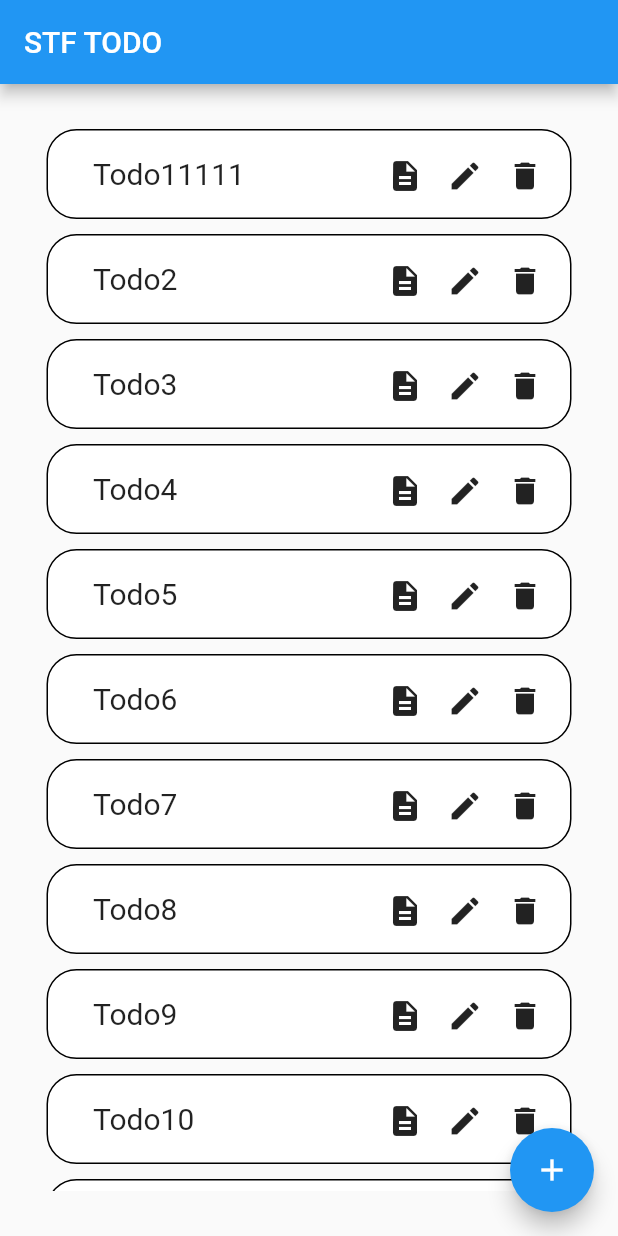
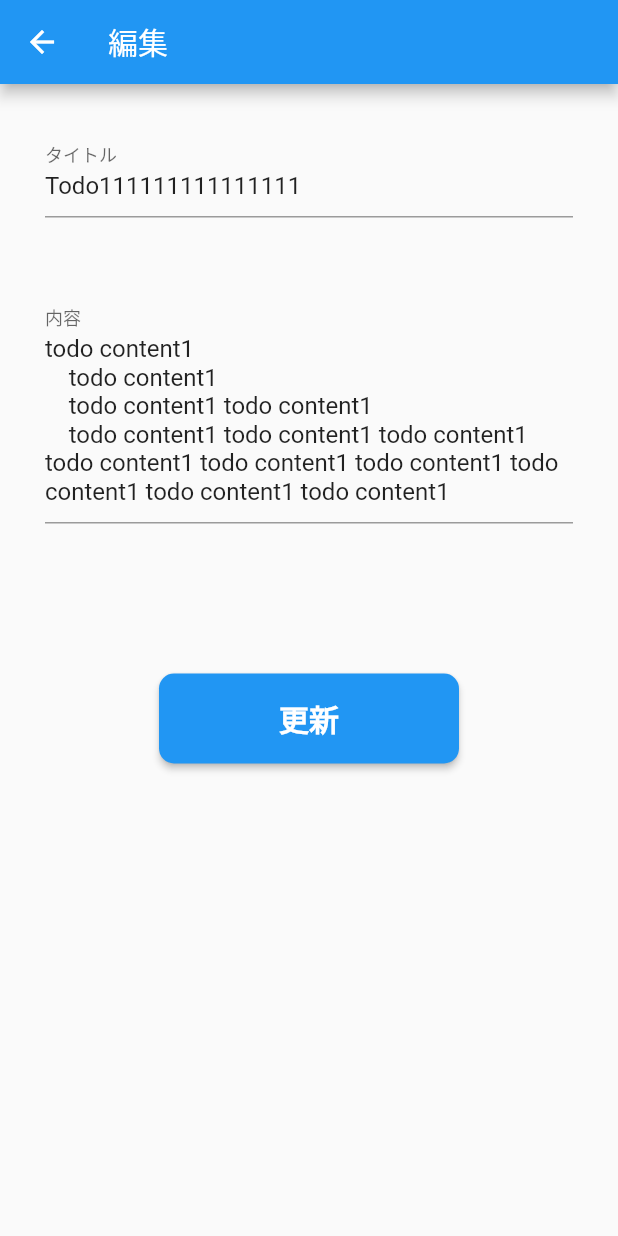
Before and after one commit to YukiOnishi1129/flutter_stf_todo_sample, a Flutter app: the screen it shows after launch, after a tap on the "edit" icon, on a phone screen of 412 x 824 dp. Run offline on Flutter 3.47's test engine with Material 2 defaults, Android fonts, the phone set to English and light mode, and no system bars.

Commit message:
ボタン作成

```diff
--- a/lib/screen/todo_list_screen.dart
+++ b/lib/screen/todo_list_screen.dart
@@ -1,6 +1,7 @@
 import 'package:flutter/material.dart';
 import 'package:flutter_stf_todo_sample/constants/data.dart';
 import 'package:flutter_stf_todo_sample/screen/todo_detail_screen.dart';
+import 'package:flutter_stf_todo_sample/screen/todo_update_screen.dart';
 
 import '../model/todo_model.dart';
 
@@ -87,7 +88,15 @@ class _TodoListScreenState extends State<TodoListScreen> {
                             width: 40,
                             child: IconButton(
                               icon: const Icon(Icons.edit),
-                              onPressed: () {},
+                              onPressed: () {
+                                Navigator.push(
+                                  context,
+                                  MaterialPageRoute(
+                                    builder: (context) => TodoUpdateScreen(
+                                        todoDetail: todoList[index]),
+                                  ),
+                                );
+                              },
                             ),
                           ),
                           SizedBox(
--- a/lib/screen/todo_update_screen.dart
+++ b/lib/screen/todo_update_screen.dart
@@ -0,0 +1,86 @@
+import 'package:flutter/material.dart';
+
+import '../model/todo_model.dart';
+
+class TodoUpdateScreen extends StatefulWidget {
+  final Todo todoDetail;
+  const TodoUpdateScreen({Key? key, required this.todoDetail})
+      : super(key: key);
+
+  @override
+  State<TodoUpdateScreen> createState() => _TodoUpdateScreenState();
+}
+
+class _TodoUpdateScreenState extends State<TodoUpdateScreen> {
+  @override
+  Widget build(BuildContext context) {
+    //  入力値の定義
+    final TextEditingController titleController =
+        TextEditingController(text: widget.todoDetail.title);
+    final TextEditingController contentsController =
+        TextEditingController(text: widget.todoDetail.content);
+
+    return Scaffold(
+      appBar: AppBar(
+        title: const Text('編集'),
+      ),
+      body: Container(
+        padding: const EdgeInsets.symmetric(
+          vertical: 30, // 垂直方向に余白
+          horizontal: 30,
+        ),
+        child: Center(
+          child: Column(
+            children: [
+              TextField(
+                // enabled: false, // 非活性
+                controller: titleController,
+                decoration: const InputDecoration(
+                  // https://qiita.com/sekitaka_1214/items/17cccc94a9e7150cdf3a
+                  labelText: 'タイトル',
+                ),
+              ),
+              const SizedBox(
+                height: 50,
+              ),
+              TextFormField(
+                // enabled: false,
+                // 複数行表示
+                // https://minpro.net/flutter-dart-textfield-fold
+                maxLines: null,
+                controller: contentsController,
+                decoration: const InputDecoration(
+                  labelText: '内容',
+                ),
+              ),
+              const SizedBox(
+                height: 100,
+              ),
+              SizedBox(
+                width: 200,
+                height: 60,
+                child: ElevatedButton(
+                  style: ElevatedButton.styleFrom(
+                    // ボタンにまるみをつける
+                    // https://www.choge-blog.com/programming/flutterelevatedbutton-rounded/
+                    shape: RoundedRectangleBorder(
+                      borderRadius: BorderRadius.circular(10),
+                    ),
+                  ),
+                  child: const Text(
+                    '更新',
+                    style: TextStyle(
+                      fontWeight: FontWeight.bold,
+                      fontSize: 20,
+                    ),
+                  ),
+                  onPressed: () {},
+                ),
+              )
+            ],
+          ),
+        ),
+      ),
+    );
+  }
+}
```
